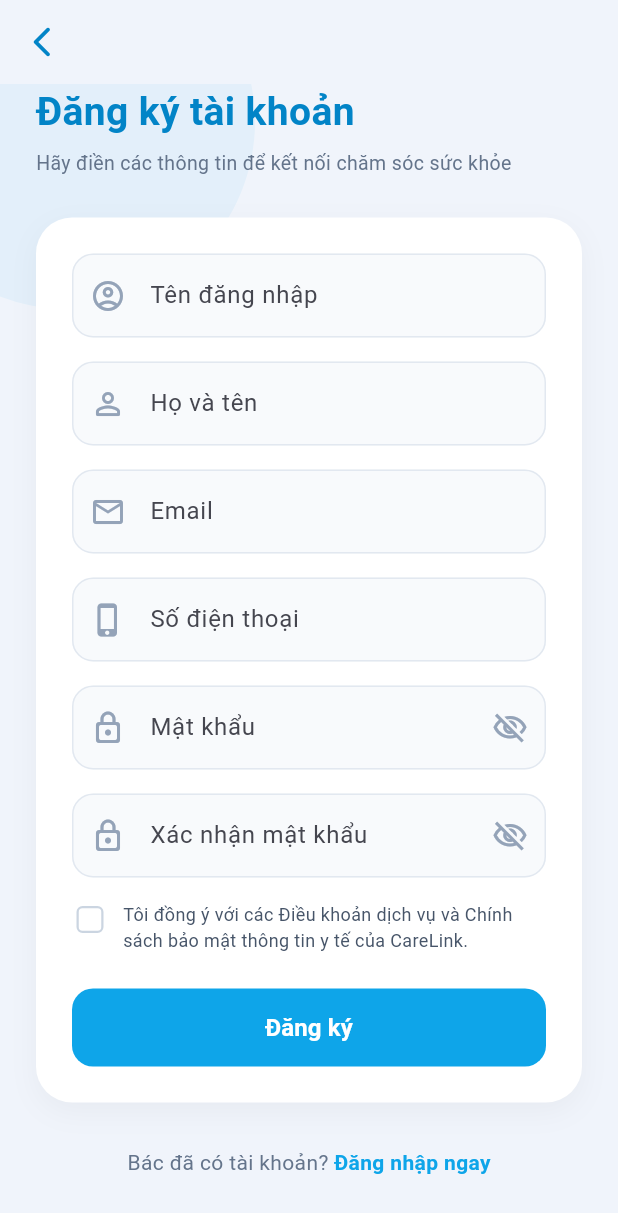
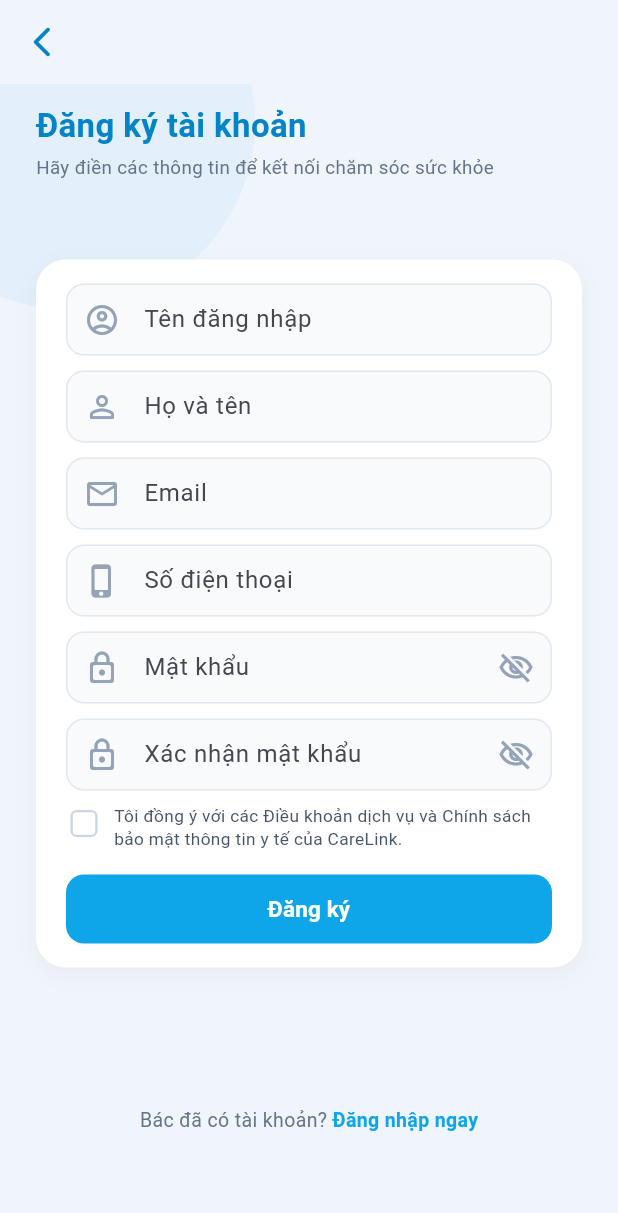
Before and after one commit to hoaian1377/health_monitoring, a Flutter app: the screen it shows after launch, after a tap on "Đăng ký ngay", on a phone screen of 412 x 824 dp. Shown: the top 1213 px of the screen. Run offline on Flutter 3.47's test engine with Material 3 defaults, Android fonts, the phone set to English and light mode, and no system bars; our stand-ins replace fl_chart, image_picker, qr_flutter; missing offline and left inert: mobile_scanner; network calls fail.

Commit message:
chinh sua dinh dang

```diff
--- a/health_monitoring_app/lib/screens/login_screen.dart
+++ b/health_monitoring_app/lib/screens/login_screen.dart
@@ -182,7 +182,7 @@ class _LoginScreenState extends State<LoginScreen> {
             color: Colors.white,
             borderRadius: BorderRadius.vertical(top: Radius.circular(28)),
           ),
-          padding: const EdgeInsets.fromLTRB(24, 16, 24, 32),
+          padding: EdgeInsets.fromLTRB(24, 16, 24, 32 + MediaQuery.of(ctx).padding.bottom),
           child: Form(
             key: resetFormKey,
             child: Column(
@@ -337,11 +337,11 @@ class _LoginScreenState extends State<LoginScreen> {
             child: LayoutBuilder(
               builder: (context, constraints) {
                 return SingleChildScrollView(
-                  physics: const BouncingScrollPhysics(),
-                  padding: const EdgeInsets.symmetric(horizontal: 24, vertical: 16),
+                  physics: const ClampingScrollPhysics(),
+                  padding: const EdgeInsets.symmetric(horizontal: 24, vertical: 12),
                   child: ConstrainedBox(
                     constraints: BoxConstraints(
-                      minHeight: constraints.maxHeight - 32,
+                      minHeight: constraints.maxHeight - 24,
                     ),
                     child: Column(
                       mainAxisAlignment: MainAxisAlignment.spaceBetween,
@@ -350,23 +350,23 @@ class _LoginScreenState extends State<LoginScreen> {
                         // App Logo & Welcome Text
                         Column(
                           children: [
-                            const SizedBox(height: 40),
+                            const SizedBox(height: 12),
                             // Custom beautiful logo markup
                             Container(
-                              width: 80,
-                              height: 80,
+                              width: 60,
+                              height: 60,
                               decoration: BoxDecoration(
                                 gradient: const LinearGradient(
                                   colors: [Color(0xFF0284C7), Color(0xFF38BDF8)],
                                   begin: Alignment.topLeft,
                                   end: Alignment.bottomRight,
                                 ),
-                                borderRadius: BorderRadius.circular(22),
+                                borderRadius: BorderRadius.circular(18),
                                 boxShadow: [
                                   BoxShadow(
                                     color: const Color(0xFF0EA5E9).withOpacity(0.3),
-                                    blurRadius: 16,
-                                    offset: const Offset(0, 8),
+                                    blurRadius: 12,
+                                    offset: const Offset(0, 6),
                                   )
                                 ],
                               ),
@@ -375,8 +375,8 @@ class _LoginScreenState extends State<LoginScreen> {
                                 children: [
                                   // Translucent internal circle for premium look
                                   Container(
-                                    width: 54,
-                                    height: 54,
+                                    width: 40,
+                                    height: 40,
                                     decoration: BoxDecoration(
                                       shape: BoxShape.circle,
                                       color: Colors.white.withOpacity(0.15),
@@ -385,45 +385,45 @@ class _LoginScreenState extends State<LoginScreen> {
                                   const Icon(
                                     Icons.health_and_safety_rounded,
                                     color: Colors.white,
-                                    size: 42,
+                                    size: 32,
                                   ),
                                 ],
                               ),
                             ),
-                            const SizedBox(height: 20),
+                            const SizedBox(height: 12),
                             const Text(
                               'CareLink',
                               style: TextStyle(
-                                fontSize: 28,
+                                fontSize: 24,
                                 fontWeight: FontWeight.bold,
                                 color: Color(0xFF0284C7),
                                 letterSpacing: 0.5,
                               ),
                             ),
-                            const SizedBox(height: 6),
+                            const SizedBox(height: 4),
                             const Text(
                               'Đồng hành sức khỏe cùng gia đình bạn',
                               style: TextStyle(
-                                fontSize: 13.5,
+                                fontSize: 13,
                                 color: Color(0xFF64748B),
                                 fontWeight: FontWeight.w500,
                               ),
                             ),
-                            const SizedBox(height: 32),
+                            const SizedBox(height: 16),
                           ],
                         ),
 
                         // Form input
                         Container(
-                          padding: const EdgeInsets.all(24),
+                          padding: const EdgeInsets.symmetric(horizontal: 20, vertical: 16),
                           decoration: BoxDecoration(
                             color: Colors.white,
-                            borderRadius: BorderRadius.circular(24),
+                            borderRadius: BorderRadius.circular(20),
                             boxShadow: [
                               BoxShadow(
                                 color: Colors.black.withOpacity(0.04),
-                                blurRadius: 16,
-                                offset: const Offset(0, 6),
+                                blurRadius: 12,
+                                offset: const Offset(0, 4),
                               )
                             ],
                           ),
@@ -619,7 +619,7 @@ class _LoginScreenState extends State<LoginScreen> {
                           ),
                         ),
 
-                        const SizedBox(height: 24),
+                        const SizedBox(height: 12),
 
                         // Login Options (Biometric / Social)
                         Column(
@@ -628,11 +628,11 @@ class _LoginScreenState extends State<LoginScreen> {
                               children: [
                                 const Expanded(child: Divider(color: Color(0xFFCBD5E1))),
                                 Padding(
-                                  padding: const EdgeInsets.symmetric(horizontal: 16),
+                                  padding: const EdgeInsets.symmetric(horizontal: 12),
                                   child: Text(
                                     'Hoặc đăng nhập nhanh bằng',
                                     style: TextStyle(
-                                      fontSize: 12,
+                                      fontSize: 11,
                                       color: const Color(0xFF64748B),
                                       fontWeight: FontWeight.w500,
                                     ),
@@ -641,7 +641,7 @@ class _LoginScreenState extends State<LoginScreen> {
                                 const Expanded(child: Divider(color: Color(0xFFCBD5E1))),
                               ],
                             ),
-                            const SizedBox(height: 16),
+                            const SizedBox(height: 10),
 
                             // Quick login buttons
                             Row(
@@ -651,20 +651,20 @@ class _LoginScreenState extends State<LoginScreen> {
                                 Expanded(
                                   child: InkWell(
                                     onTap: _simulatedBiometricLogin,
-                                    borderRadius: BorderRadius.circular(14),
+                                    borderRadius: BorderRadius.circular(12),
                                     child: Container(
-                                      padding: const EdgeInsets.symmetric(vertical: 14),
+                                      padding: const EdgeInsets.symmetric(vertical: 10),
                                       decoration: BoxDecoration(
                                         color: Colors.white,
-                                        borderRadius: BorderRadius.circular(14),
+                                        borderRadius: BorderRadius.circular(12),
                                         border: Border.all(color: const Color(0xFFE2E8F0)),
                                       ),
                                       child: const Column(
                                         mainAxisSize: MainAxisSize.min,
                                         children: [
-                                          Icon(Icons.fingerprint_rounded, color: Color(0xFF0EA5E9), size: 28),
-                                          SizedBox(height: 4),
-                                          Text('Vân tay', style: TextStyle(fontSize: 12, fontWeight: FontWeight.w600, color: Color(0xFF475569))),
+                                          Icon(Icons.fingerprint_rounded, color: Color(0xFF0EA5E9), size: 24),
+                                          SizedBox(height: 2),
+                                          Text('Vân tay', style: TextStyle(fontSize: 11, fontWeight: FontWeight.w600, color: Color(0xFF475569))),
                                         ],
                                       ),
                                     ),
@@ -680,20 +680,20 @@ class _LoginScreenState extends State<LoginScreen> {
                                         MaterialPageRoute(builder: (_) => const QrScanLoginScreen()),
                                       );
                                     },
-                                    borderRadius: BorderRadius.circular(14),
+                                    borderRadius: BorderRadius.circular(12),
                                     child: Container(
-                                      padding: const EdgeInsets.symmetric(vertical: 14),
+                                      padding: const EdgeInsets.symmetric(vertical: 10),
                                       decoration: BoxDecoration(
                                         color: Colors.white,
-                                        borderRadius: BorderRadius.circular(14),
+                                        borderRadius: BorderRadius.circular(12),
                                         border: Border.all(color: const Color(0xFFE2E8F0)),
                                       ),
                                       child: const Column(
                                         mainAxisSize: MainAxisSize.min,
                                         children: [
-                                          Icon(Icons.qr_code_scanner_rounded, color: Color(0xFF10B981), size: 28),
-                                          SizedBox(height: 4),
-                                          Text('Quét QR', style: TextStyle(fontSize: 12, fontWeight: FontWeight.w600, color: Color(0xFF475569))),
+                                          Icon(Icons.qr_code_scanner_rounded, color: Color(0xFF10B981), size: 24),
+                                          SizedBox(height: 2),
+                                          Text('Quét QR', style: TextStyle(fontSize: 11, fontWeight: FontWeight.w600, color: Color(0xFF475569))),
                                         ],
                                       ),
                                     ),
@@ -702,7 +702,7 @@ class _LoginScreenState extends State<LoginScreen> {
                               ],
                             ),
 
-                            const SizedBox(height: 32),
+                            const SizedBox(height: 16),
 
                             // Don't have an account
                             Row(
@@ -712,7 +712,7 @@ class _LoginScreenState extends State<LoginScreen> {
                                   'Bác chưa có tài khoản? ',
                                   style: TextStyle(
                                     color: Color(0xFF64748B),
-                                    fontSize: 14,
+                                    fontSize: 13,
                                   ),
                                 ),
                                 GestureDetector(
@@ -727,13 +727,13 @@ class _LoginScreenState extends State<LoginScreen> {
                                     style: TextStyle(
                                       color: Color(0xFF0EA5E9),
                                       fontWeight: FontWeight.bold,
-                                      fontSize: 14,
+                                      fontSize: 13,
                                     ),
                                   ),
                                 ),
                               ],
                             ),
-                            const SizedBox(height: 20),
+                            const SizedBox(height: 8),
                           ],
                         )
                       ],
--- a/health_monitoring_app/lib/screens/manage_profiles_screen.dart
+++ b/health_monitoring_app/lib/screens/manage_profiles_screen.dart
@@ -128,7 +128,7 @@ class _ManageProfilesScreenState extends State<ManageProfilesScreen> {
                 child: SingleChildScrollView(
                   padding: EdgeInsets.only(
                     left: 20, right: 20,
-                    bottom: MediaQuery.of(ctx).viewInsets.bottom + 20,
+                    bottom: MediaQuery.of(ctx).viewInsets.bottom + 20 + MediaQuery.of(ctx).padding.bottom,
                   ),
                   child: Column(
                     crossAxisAlignment: CrossAxisAlignment.start,
--- a/health_monitoring_app/lib/screens/signup_screen.dart
+++ b/health_monitoring_app/lib/screens/signup_screen.dart
@@ -171,11 +171,11 @@ class _SignupScreenState extends State<SignupScreen> {
             child: LayoutBuilder(
               builder: (context, constraints) {
                 return SingleChildScrollView(
-                  physics: const BouncingScrollPhysics(),
-                  padding: const EdgeInsets.fromLTRB(24, 0, 24, 24),
+                  physics: const ClampingScrollPhysics(),
+                  padding: const EdgeInsets.fromLTRB(24, 0, 24, 16),
                   child: ConstrainedBox(
                     constraints: BoxConstraints(
-                      minHeight: constraints.maxHeight - 24,
+                      minHeight: constraints.maxHeight - 16,
                     ),
                     child: Column(
                       mainAxisAlignment: MainAxisAlignment.spaceBetween,
@@ -185,37 +185,38 @@ class _SignupScreenState extends State<SignupScreen> {
                         Column(
                           crossAxisAlignment: CrossAxisAlignment.start,
                           children: const [
+                            SizedBox(height: 12),
                             Text(
                               'Đăng ký tài khoản',
                               style: TextStyle(
-                                fontSize: 26,
+                                fontSize: 22,
                                 fontWeight: FontWeight.bold,
                                 color: Color(0xFF0284C7),
                               ),
                             ),
-                            SizedBox(height: 6),
+                            SizedBox(height: 4),
                             Text(
                               'Hãy điền các thông tin để kết nối chăm sóc sức khỏe',
                               style: TextStyle(
-                                fontSize: 13,
+                                fontSize: 12.5,
                                 color: Color(0xFF64748B),
                               ),
                             ),
-                            SizedBox(height: 24),
+                            SizedBox(height: 12),
                           ],
                         ),
 
                         // Signup Form
                         Container(
-                          padding: const EdgeInsets.all(24),
+                          padding: const EdgeInsets.symmetric(horizontal: 20, vertical: 16),
                           decoration: BoxDecoration(
                             color: Colors.white,
-                            borderRadius: BorderRadius.circular(24),
+                            borderRadius: BorderRadius.circular(20),
                             boxShadow: [
                               BoxShadow(
                                 color: Colors.black.withOpacity(0.04),
-                                blurRadius: 16,
-                                offset: const Offset(0, 6),
+                                blurRadius: 12,
+                                offset: const Offset(0, 4),
                               )
                             ],
                           ),
@@ -240,7 +241,7 @@ class _SignupScreenState extends State<SignupScreen> {
                                     return null;
                                   },
                                 ),
-                                const SizedBox(height: 16),
+                                const SizedBox(height: 10),
 
                                 // Name Input
                                 TextFormField(
@@ -258,7 +259,7 @@ class _SignupScreenState extends State<SignupScreen> {
                                     return null;
                                   },
                                 ),
-                                const SizedBox(height: 16),
+                                const SizedBox(height: 10),
 
                                 // Email Input
                                 TextFormField(
@@ -276,7 +277,7 @@ class _SignupScreenState extends State<SignupScreen> {
                                     return null;
                                   },
                                 ),
-                                const SizedBox(height: 16),
+                                const SizedBox(height: 10),
 
                                 // Phone Input
                                 TextFormField(
@@ -297,7 +298,7 @@ class _SignupScreenState extends State<SignupScreen> {
                                     return null;
                                   },
                                 ),
-                                const SizedBox(height: 16),
+                                const SizedBox(height: 10),
 
                                 // Password Input
                                 TextFormField(
@@ -329,7 +330,7 @@ class _SignupScreenState extends State<SignupScreen> {
                                     return null;
                                   },
                                 ),
-                                const SizedBox(height: 16),
+                                const SizedBox(height: 10),
 
                                 // Confirm Password Input
                                 TextFormField(
@@ -361,7 +362,7 @@ class _SignupScreenState extends State<SignupScreen> {
                                     return null;
                                   },
                                 ),
-                                const SizedBox(height: 16),
+                                const SizedBox(height: 10),
 
                                 // Agree to terms
                                 Row(
@@ -382,40 +383,40 @@ class _SignupScreenState extends State<SignupScreen> {
                                         },
                                       ),
                                     ),
-                                    const SizedBox(width: 10),
+                                    const SizedBox(width: 8),
                                     const Expanded(
                                       child: Text(
                                         'Tôi đồng ý với các Điều khoản dịch vụ và Chính sách bảo mật thông tin y tế của CareLink.',
                                         style: TextStyle(
                                           color: Color(0xFF475569),
-                                          fontSize: 12,
-                                          height: 1.4,
+                                          fontSize: 11.5,
+                                          height: 1.3,
                                         ),
                                       ),
                                     ),
                                   ],
                                 ),
-                                const SizedBox(height: 24),
+                                const SizedBox(height: 16),
 
                                 // Signup submit button
                                 SizedBox(
                                   width: double.infinity,
-                                  height: 52,
+                                  height: 46,
                                   child: ElevatedButton(
                                     onPressed: _isLoading ? null : _signup,
                                     style: ElevatedButton.styleFrom(
                                       backgroundColor: const Color(0xFF0EA5E9),
                                       shape: RoundedRectangleBorder(
-                                        borderRadius: BorderRadius.circular(14),
+                                        borderRadius: BorderRadius.circular(12),
                                       ),
                                       elevation: 0,
                                     ),
                                     child: _isLoading
                                         ? const SizedBox(
-                                            width: 24,
-                                            height: 24,
+                                            width: 20,
+                                            height: 20,
                                             child: CircularProgressIndicator(
-                                              strokeWidth: 2.5,
+                                              strokeWidth: 2.0,
                                               color: Colors.white,
                                             ),
                                           )
@@ -423,7 +424,7 @@ class _SignupScreenState extends State<SignupScreen> {
                                             'Đăng ký',
                                             style: TextStyle(
                                               color: Colors.white,
-                                              fontSize: 16,
+                                              fontSize: 15,
                                               fontWeight: FontWeight.bold,
                                             ),
                                           ),
@@ -434,7 +435,7 @@ class _SignupScreenState extends State<SignupScreen> {
                           ),
                         ),
 
-                        const SizedBox(height: 24),
+                        const SizedBox(height: 12),
 
                         // Back to login
                         Row(
@@ -444,7 +445,7 @@ class _SignupScreenState extends State<SignupScreen> {
                               'Bác đã có tài khoản? ',
                               style: TextStyle(
                                 color: Color(0xFF64748B),
-                                fontSize: 14,
+                                fontSize: 13,
                               ),
                             ),
                             GestureDetector(
@@ -456,7 +457,7 @@ class _SignupScreenState extends State<SignupScreen> {
                                 style: TextStyle(
                                   color: Color(0xFF0EA5E9),
                                   fontWeight: FontWeight.bold,
-                                  fontSize: 14,
+                                  fontSize: 13,
                                 ),
                               ),
                             ),
@@ -489,21 +490,21 @@ class _SignupScreenState extends State<SignupScreen> {
       suffixIcon: suffixIcon,
       filled: true,
       fillColor: const Color(0xFFF8FAFC),
-      contentPadding: const EdgeInsets.symmetric(horizontal: 16, vertical: 16),
+      contentPadding: const EdgeInsets.symmetric(horizontal: 14, vertical: 11),
       border: OutlineInputBorder(
-        borderRadius: BorderRadius.circular(14),
+        borderRadius: BorderRadius.circular(12),
         borderSide: const BorderSide(color: Color(0xFFE2E8F0)),
       ),
       enabledBorder: OutlineInputBorder(
-        borderRadius: BorderRadius.circular(14),
+        borderRadius: BorderRadius.circular(12),
         borderSide: const BorderSide(color: Color(0xFFE2E8F0)),
       ),
       focusedBorder: OutlineInputBorder(
-        borderRadius: BorderRadius.circular(14),
+        borderRadius: BorderRadius.circular(12),
         borderSide: const BorderSide(color: Color(0xFF0EA5E9), width: 1.5),
       ),
       errorBorder: OutlineInputBorder(
-        borderRadius: BorderRadius.circular(14),
+        borderRadius: BorderRadius.circular(12),
         borderSide: const BorderSide(color: Colors.redAccent),
       ),
     );
--- a/health_monitoring_app/lib/utils/api_service.dart
+++ b/health_monitoring_app/lib/utils/api_service.dart
@@ -2,7 +2,7 @@ import 'dart:convert';
 import 'package:http/http.dart' as http;
 
 class ApiService {
-  static const String baseUrl = "http://192.168.1.22:8000";
+  static const String baseUrl = "http://192.168.1.17:8000";
   static int? currentAccountId;
   static String currentUsername = 'Người dùng';
   static String currentRole = 'caregiver';
```
Also changed, not shown: health_monitoring_app/lib/main.dart (+7 -5 lines), health_monitoring_app/lib/screens/appointment_screen.dart (+44 -42 lines), health_monitoring_app/lib/screens/caregiver/caregiver_home_screen.dart (+14 -6 lines), health_monitoring_app/lib/screens/checklist_screen.dart (+30 -19 lines), health_monitoring_app/lib/screens/dashboard_screen.dart (+5 -5 lines), health_monitoring_app/lib/screens/elderly/elderly_home_screen.dart (+7 -7 lines), health_monitoring_app/lib/screens/emergency_contacts_screen.dart (+12 -2 lines), health_monitoring_app/lib/screens/family_links_screen.dart (+6 -1 lines), health_monitoring_app/lib/screens/history_screen.dart (+9 -7 lines), health_monitoring_app/lib/screens/medical_profile_screen.dart (+7 -8 lines), health_monitoring_app/lib/screens/notifications_screen.dart (+27 -20 lines), health_monitoring_app/lib/screens/profile_screen.dart (+25 -25 lines), 1 other file.
